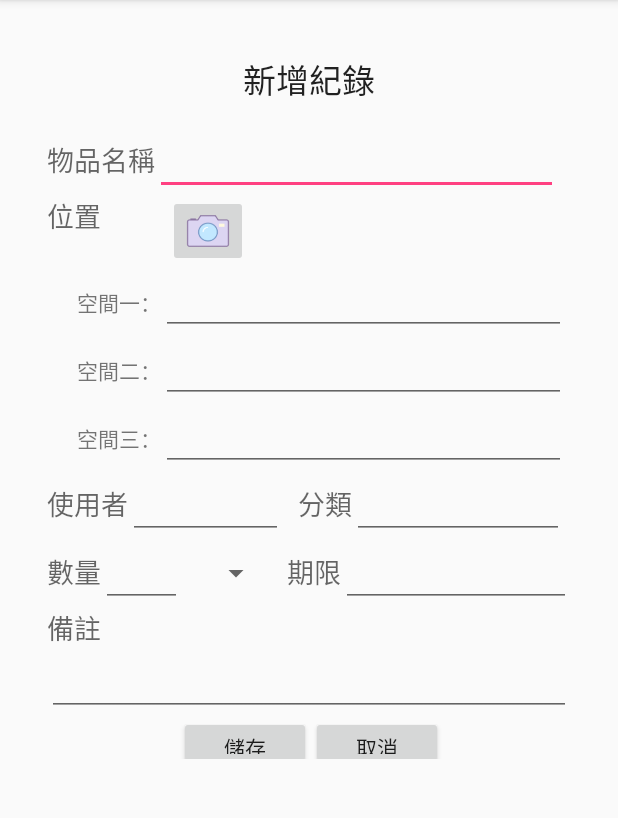
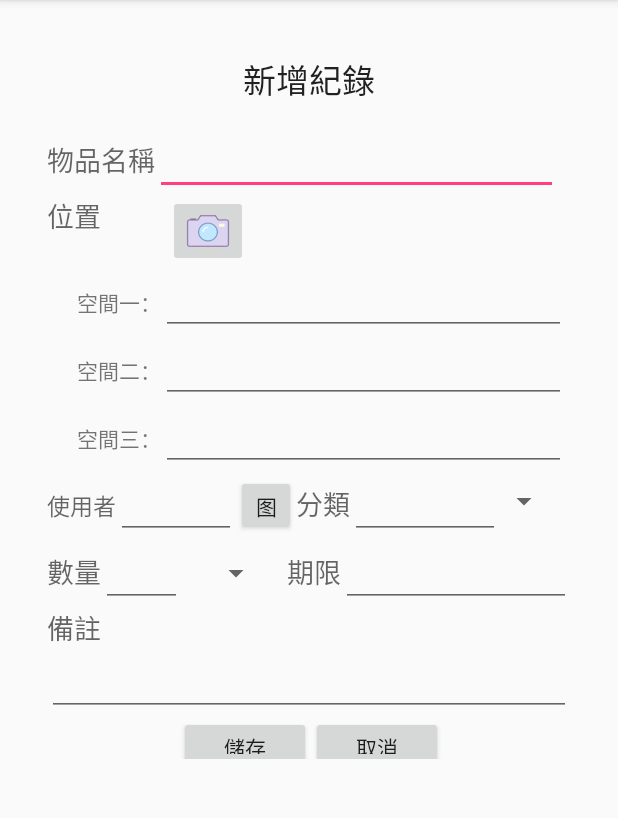
Before and after one commit to najachen/Inventory, an Android app: the InventoryCreateActivity screen opened directly, with no data from a screen before it, on a phone screen of 412 x 824 dp, the part 84-902 px from its top. Run offline under Robolectric (Android 15) with nearby library versions, the phone set to English and light mode, and no system bars.

Commit message:
zumrat 8.31日第一

```diff
--- a/inventory/src/main/AndroidManifest.xml
+++ b/inventory/src/main/AndroidManifest.xml
@@ -32,7 +32,8 @@
         <activity
             android:name=".InventoryMineActivity"
             android:label="@string/title_activity_inventory_mine"
-            android:theme="@style/AppTheme.NoActionBar"></activity>
+            android:theme="@style/AppTheme.NoActionBar" />
+        <activity android:name=".InventoryCreatePicture"></activity>
     </application>
 
 </manifest>
--- a/inventory/src/main/java/silver/reminder/inventory/InventoryHomeActivity.java
+++ b/inventory/src/main/java/silver/reminder/inventory/InventoryHomeActivity.java
@@ -25,7 +25,7 @@ public class InventoryHomeActivity extends AppCompatActivity {
         startActivity(intent);
     }
     public void category(View view){
-        Intent intent = new Intent(this,InventoryUserActivity.class);
+        Intent intent = new Intent(this,InventoryCategoryActivity.class);
         startActivity(intent);
     }
     public void expiredDate(View view){
--- a/inventory/src/main/java/silver/reminder/inventory/InventoryLocationActivity.java
+++ b/inventory/src/main/java/silver/reminder/inventory/InventoryLocationActivity.java
@@ -54,7 +54,7 @@ public class InventoryLocationActivity extends AppCompatActivity implements Adap
         protected void onCreate(Bundle savedInstanceState) {
             super.onCreate(savedInstanceState);
             setContentView(R.layout.activity_user);
-            GridView gridView = (GridView)findViewById(R.id.gridView);
+            GridView gridView = (GridView)findViewById(R.id.grid);
             IconAdapter gAdapter = new IconAdapter();
             gridView.setAdapter(gAdapter);
             gridView.setOnItemClickListener(this);
--- a/inventory/src/main/res/layout/activity_create.xml
+++ b/inventory/src/main/res/layout/activity_create.xml
@@ -167,25 +167,37 @@
                     android:layout_height="wrap_content"
                     android:textAppearance="?android:attr/textAppearanceMedium"
                     android:text="使用者"
-                    android:id="@+id/textView15" />
+                    android:id="@+id/textView15"
+                    android:textSize="15dp" />
 
                 <EditText
-                    android:layout_width="103dp"
+                    android:layout_width="80dp"
                     android:layout_height="wrap_content"
                     android:id="@+id/ed_user" />
+
+                <Button
+                    android:layout_width="40dp"
+                    android:layout_height="40dp"
+                    android:text="图"
+                    android:id="@+id/b_pic"
+                    android:onClick="pic" />
 
                 <TextView
                     android:layout_width="wrap_content"
                     android:layout_height="wrap_content"
                     android:textAppearance="?android:attr/textAppearanceMedium"
                     android:text="分類"
-                    android:id="@+id/textView16"
-                    android:layout_marginLeft="10dp" />
+                    android:id="@+id/textView16" />
 
                 <EditText
-                    android:layout_width="141dp"
+                    android:layout_width="100dp"
                     android:layout_height="wrap_content"
                     android:id="@+id/ed_category" />
+
+                <Spinner
+                    android:layout_width="40dp"
+                    android:layout_height="40dp"
+                    android:id="@+id/create_spinner" />
             </LinearLayout>
         </LinearLayout>
 
```
Also changed, not shown: inventory/src/main/java/silver/reminder/inventory/InventoryCategoryActivity.java (+10 -0 lines), inventory/src/main/java/silver/reminder/inventory/InventoryCreateActivity.java (+7 -0 lines), inventory/src/main/java/silver/reminder/inventory/InventoryCreatePicture.java (added, +71 -0 lines), inventory/src/main/res/layout/activity_inventory_create_picture.xml (added, +26 -0 lines).
